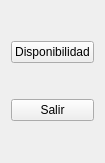
Old version of the form Proyecto/profesormenu.ui in the repository alexVillasenor/SEDDII.
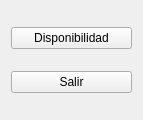
New version of the form.

Patch:
```diff
--- a/Proyecto/profesormenu.ui
+++ b/Proyecto/profesormenu.ui
@@ -6,8 +6,8 @@
    <rect>
     <x>0</x>
     <y>0</y>
-    <width>98</width>
-    <height>163</height>
+    <width>143</width>
+    <height>120</height>
    </rect>
   </property>
   <property name="windowTitle">
```
Left out of the diff: 2 changed lines with no effect on the pictures.
